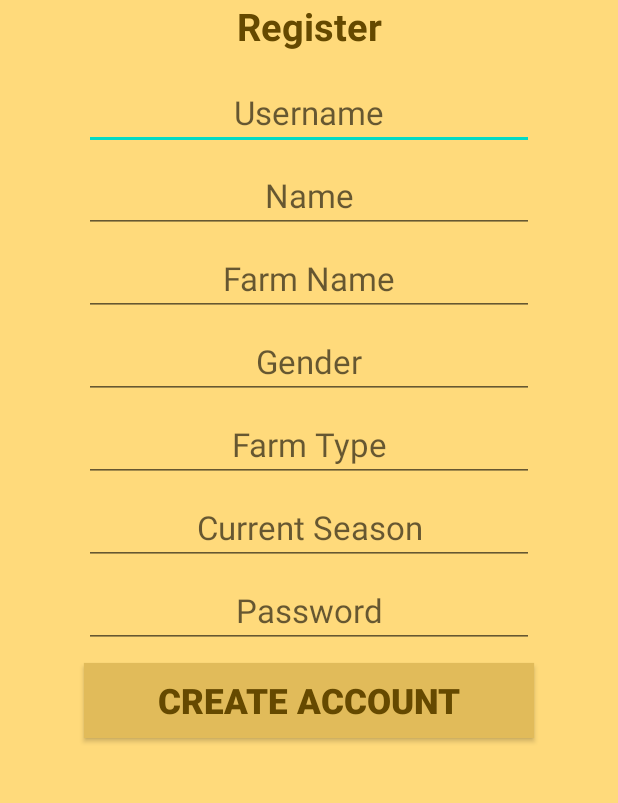
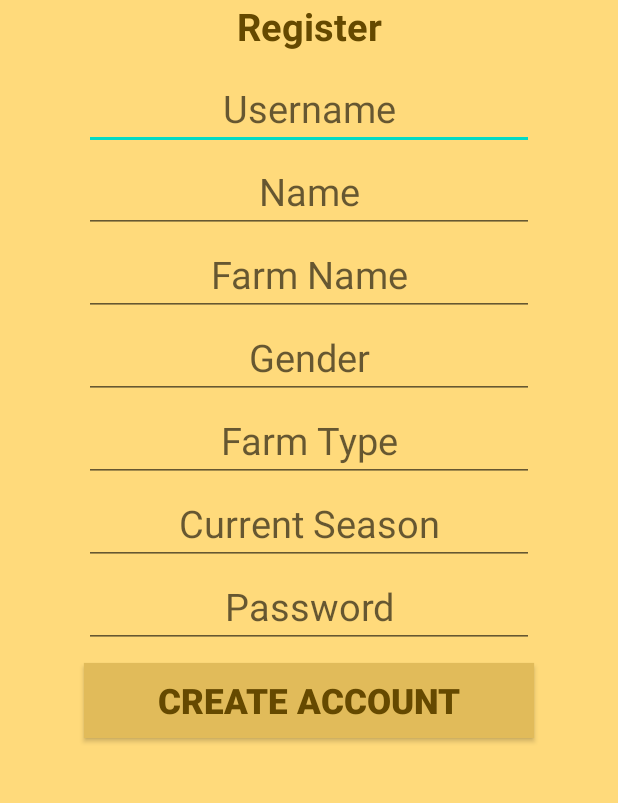
Before and after one commit to gabriellekaye/stardew-guide, an Android app: the layout activity_register.xml on its own in the app's theme, with its tools: preview values and no code run, on a phone screen of 412 x 824 dp, the part 300-1103 px from its top. Run offline under Robolectric (Android 15) with nearby library versions, the phone set to English and light mode, and no system bars.

Commit message:
Login and Register UI Updates
- removed action bar
- added next edittext upon enter
- added checkField function for login (main) and register
- prepared error text view for login/register validation (to be implemented)

```diff
--- a/app/src/main/AndroidManifest.xml
+++ b/app/src/main/AndroidManifest.xml
@@ -14,13 +14,15 @@
             android:exported="false" />
         <activity
             android:name=".RegisterActivity"
-            android:exported="false" />
+            android:exported="false"
+            android:windowSoftInputMode= "stateHidden"/>
         <activity
             android:name=".HomeActivity"
             android:exported="false" />
         <activity
             android:name=".MainActivity"
-            android:exported="true">
+            android:exported="true"
+            android:windowSoftInputMode= "stateHidden">
             <intent-filter>
                 <action android:name="android.intent.action.MAIN" />
 
--- a/app/src/main/java/ph/edu/dlsu/mobdeve/naval/gabrielle/stardewvalleyguide/MainActivity.kt
+++ b/app/src/main/java/ph/edu/dlsu/mobdeve/naval/gabrielle/stardewvalleyguide/MainActivity.kt
@@ -18,6 +18,7 @@ class MainActivity : AppCompatActivity() {
             if (checkFields()) {
                 var goToHome = Intent(this, HomeActivity::class.java)
                 startActivity(goToHome)
+                finish()
             }
         }
 
--- a/app/src/main/res/layout/activity_register.xml
+++ b/app/src/main/res/layout/activity_register.xml
@@ -36,95 +36,94 @@
     <EditText
         android:id="@+id/et_username"
         android:layout_width="300dp"
-        android:layout_height="50dp"
-        android:layout_marginTop="5dp"
+        android:layout_height="wrap_content"
         app:layout_constraintLeft_toLeftOf="parent"
         app:layout_constraintRight_toRightOf="parent"
         app:layout_constraintTop_toBottomOf="@id/tv_register"
         android:hint="Username"
+        android:inputType="textCapWords"
         android:gravity="center"
         android:textColor="@color/txt_color"
-        android:textSize="22sp" />
+        android:textSize="25dp" />
 
 
     <EditText
         android:id="@+id/et_name"
         android:layout_width="300dp"
-        android:layout_height="50dp"
-        android:layout_marginTop="5dp"
+        android:layout_height="wrap_content"
         app:layout_constraintLeft_toLeftOf="parent"
         app:layout_constraintRight_toRightOf="parent"
         app:layout_constraintTop_toBottomOf="@id/et_username"
         android:hint="Name"
+        android:inputType="textCapWords"
         android:gravity="center"
         android:textColor="@color/txt_color"
-        android:textSize="22sp" />
+        android:textSize="25dp" />
 
     <EditText
         android:id="@+id/et_farm_name"
         android:layout_width="300dp"
-        android:layout_height="50dp"
-        android:layout_marginTop="5dp"
+        android:layout_height="wrap_content"
         app:layout_constraintLeft_toLeftOf="parent"
         app:layout_constraintRight_toRightOf="parent"
         app:layout_constraintTop_toBottomOf="@id/et_name"
         android:hint="Farm Name"
+        android:inputType="textCapWords"
         android:gravity="center"
         android:textColor="@color/txt_color"
-        android:textSize="22sp" />
+        android:textSize="25dp" />
 
     <EditText
         android:id="@+id/et_gender"
         android:layout_width="300dp"
-        android:layout_height="50dp"
-        android:layout_marginTop="5dp"
+        android:layout_height="wrap_content"
         app:layout_constraintLeft_toLeftOf="parent"
         app:layout_constraintRight_toRightOf="parent"
         app:layout_constraintTop_toBottomOf="@id/et_farm_name"
         android:hint="Gender"
+        android:inputType="textCapWords"
         android:gravity="center"
         android:textColor="@color/txt_color"
-        android:textSize="22sp" />
+        android:textSize="25dp" />
 
     <EditText
         android:id="@+id/et_farm_type"
         android:layout_width="300dp"
-        android:layout_height="50dp"
-        android:layout_marginTop="5dp"
+        android:layout_height="wrap_content"
         app:layout_constraintLeft_toLeftOf="parent"
         app:layout_constraintRight_toRightOf="parent"
         app:layout_constraintTop_toBottomOf="@id/et_gender"
         android:hint="Farm Type"
+        android:inputType="textCapWords"
         android:gravity="center"
         android:textColor="@color/txt_color"
-        android:textSize="22sp" />
+        android:textSize="25dp" />
 
     <EditText
         android:id="@+id/et_curr_season"
         android:layout_width="300dp"
-        android:layout_height="50dp"
-        android:layout_marginTop="5dp"
+        android:layout_height="wrap_content"
         app:layout_constraintLeft_toLeftOf="parent"
         app:layout_constraintRight_toRightOf="parent"
         app:layout_constraintTop_toBottomOf="@id/et_farm_type"
         android:hint="Current Season"
+        android:inputType="textCapWords"
         android:gravity="center"
         android:textColor="@color/txt_color"
-        android:textSize="22sp" />
+        android:textSize="25dp" />
 
     <EditText
         android:id="@+id/et_password"
         android:layout_width="300dp"
-        android:layout_height="50dp"
-        android:layout_marginTop="5dp"
+        android:layout_height="wrap_content"
         app:layout_constraintLeft_toLeftOf="parent"
         app:layout_constraintRight_toRightOf="parent"
         app:layout_constraintTop_toBottomOf="@id/et_curr_season"
         android:hint="Password"
-        android:inputType="textPassword"
+        android:inputType="textPassword|textCapWords"
         android:gravity="center"
         android:textColor="@color/txt_color"
-        android:textSize="22sp" />
+        android:textSize="25dp" />
 
     <androidx.appcompat.widget.AppCompatButton
         android:id="@+id/btn_register"
@@ -141,4 +140,15 @@
         android:textSize="23sp"
         android:background="@color/btn_color" />
 
+    <TextView
+        android:id="@+id/tv_error"
+        android:layout_width="wrap_content"
+        android:layout_height="wrap_content"
+        app:layout_constraintTop_toBottomOf="@id/btn_register"
+        app:layout_constraintLeft_toLeftOf="parent"
+        app:layout_constraintRight_toRightOf="parent"
+        android:layout_marginTop="5dp"
+        android:textColor="#F44336"
+        />
+
 </androidx.constraintlayout.widget.ConstraintLayout>
--- a/app/src/main/res/values/themes.xml
+++ b/app/src/main/res/values/themes.xml
@@ -1,6 +1,6 @@
 <resources xmlns:tools="http://schemas.android.com/tools">
     <!-- Base application theme. -->
-    <style name="Theme.StardewValleyGuide" parent="Theme.MaterialComponents.DayNight.DarkActionBar">
+    <style name="Theme.StardewValleyGuide" parent="Theme.MaterialComponents.DayNight.NoActionBar">
         <!-- Primary brand color. -->
         <item name="colorPrimary">@color/purple_500</item>
         <item name="colorPrimaryVariant">@color/purple_700</item>
```
Also changed, not shown: app/src/main/java/ph/edu/dlsu/mobdeve/naval/gabrielle/stardewvalleyguide/RegisterActivity.kt (+24 -2 lines), app/src/main/res/layout/activity_main.xml (+4 -3 lines).
